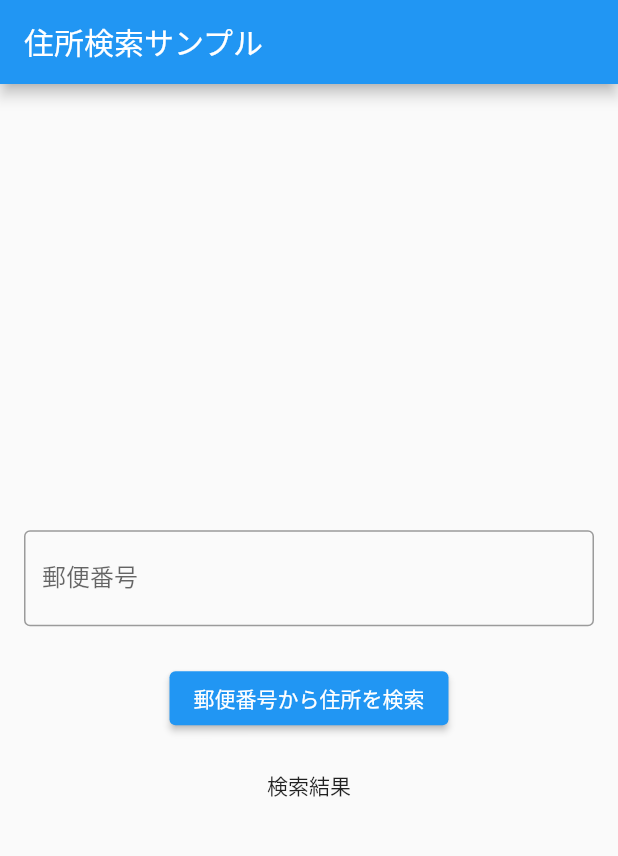
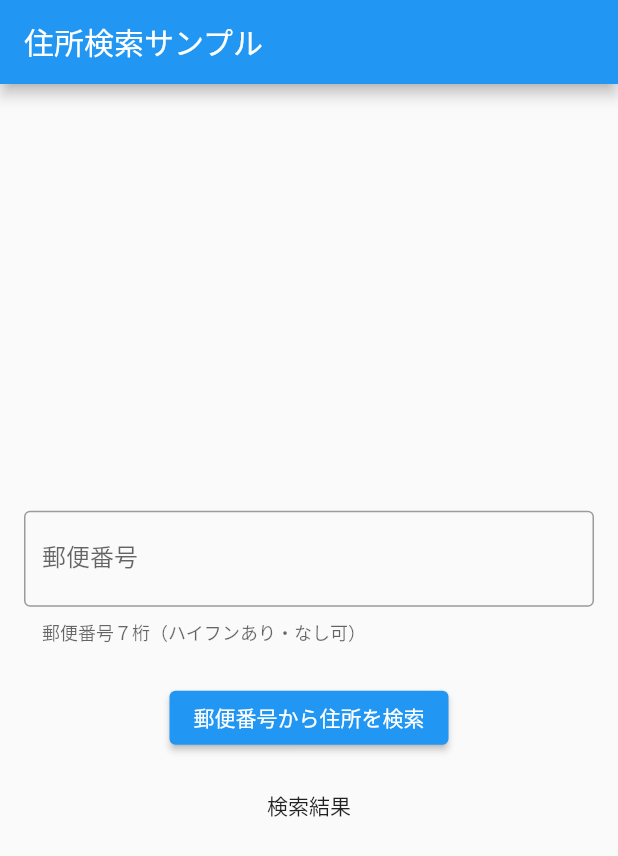
Before and after one commit to minme31/postalcode_test, a Flutter app: the screen it shows after launch, on a phone screen of 412 x 824 dp. Shown: the top 856 px of the screen. Run offline on Flutter 3.47's test engine with Material 2 defaults, Android fonts, the phone set to English and light mode, and no system bars.

```diff
--- a/lib/pages/home_page.dart
+++ b/lib/pages/home_page.dart
@@ -17,8 +17,10 @@ class HomePage extends StatelessWidget {
             child: TextFormField(
               decoration: const InputDecoration(
                 label: Text('郵便番号'),
-                hintText: '郵便番号７桁（ハイフンあり・なし可）',
+                helperText: '郵便番号７桁（ハイフンあり・なし可）',
+                hintText: '000-1234',
                 border: OutlineInputBorder(),
+                prefix: Text('〒'),
               ),
               keyboardType: TextInputType.number,
             ),
```
Also changed, not shown: lib/models/adress_model.dart (added, +8 -0 lines).
